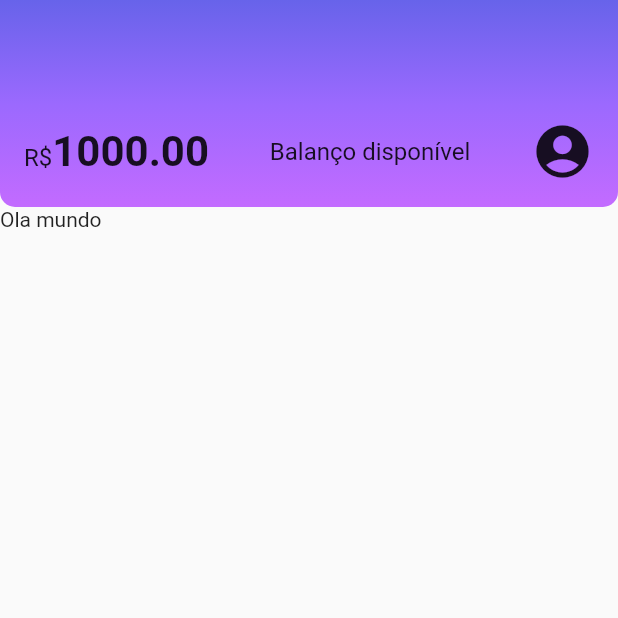
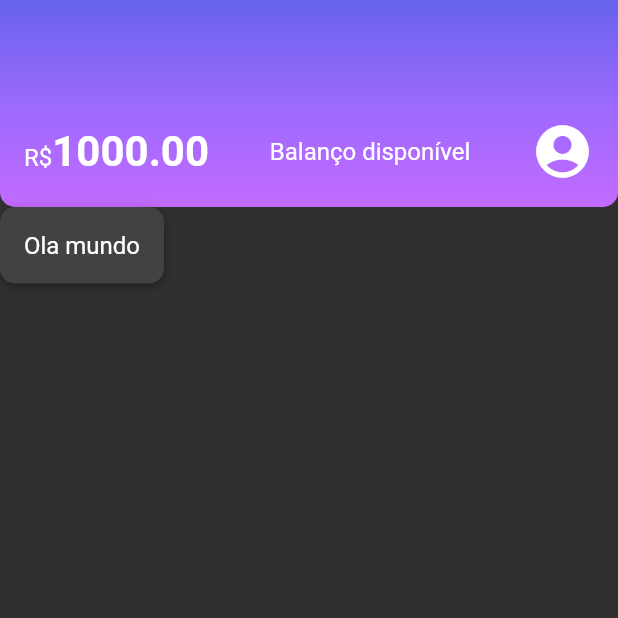
Before and after one commit to MarinaldoF/Flutter_Estilizando_Reproduzindo_Layouts, a Flutter app: the screen it shows after launch, on a phone screen of 412 x 824 dp, the top half of it. Run offline on Flutter 3.47's test engine with Material 2 defaults, Android fonts, the phone set to English and light mode, and no system bars.

Commit message:
segundo commit

```diff
--- a/lib/components/box_card.dart
+++ b/lib/components/box_card.dart
@@ -1,6 +1,5 @@
 import 'package:flutter/cupertino.dart';
-import 'package:flutter/src/foundation/key.dart';
-import 'package:flutter/src/widgets/framework.dart';
+import 'package:flutter/material.dart';
 
 class BoxCard extends StatelessWidget {
   final Widget boxContent;
@@ -9,6 +8,12 @@ class BoxCard extends StatelessWidget {
   @override
   Widget build(BuildContext context) {
     return Container(
+      padding: const EdgeInsets.all(16),
+      decoration: BoxDecoration(
+        boxShadow: kElevationToShadow[3],
+        borderRadius: BorderRadius.circular(10),
+        color: Theme.of(context).cardColor,
+      ),
       child: boxContent,
     );
   }
--- a/lib/components/sections/header.dart
+++ b/lib/components/sections/header.dart
@@ -1,3 +1,4 @@
+import 'package:alura_estilizando_reproduzindo_layouts/themes/theme_colors.dart';
 import 'package:flutter/material.dart';
 
 class Header extends StatelessWidget {
@@ -6,26 +7,26 @@ class Header extends StatelessWidget {
   @override
   Widget build(BuildContext context) {
     return Container(
+      //estilizando container
       decoration: const BoxDecoration(
         gradient: LinearGradient(
           begin: Alignment.topCenter,
           end: Alignment.bottomCenter,
-          colors: <Color>[
-            Color.fromRGBO(103, 99, 234, 1.0),
-            Color.fromRGBO(155, 105, 254, 1.0),
-            Color.fromRGBO(195, 107, 255, 1.0),
-          ],
+          colors: ThemeColors.headerGradient,
         ),
         borderRadius: BorderRadius.vertical(
           bottom: Radius.circular(10),
         ),
       ),
-      child: Padding(
+
+      child:
+          //colocando espaço entre a linha
+          Padding(
         //padding tamanho da esquerda para direita
         padding: const EdgeInsets.fromLTRB(16.0, 80.0, 16.0, 16.0),
         child: Row(
           mainAxisAlignment: MainAxisAlignment.spaceBetween,
-          children: const [
+          children: [
             /*  Text(
               'R\$1000.00',
               style: TextStyle(fontSize: 28, fontWeight: FontWeight.bold),
@@ -33,20 +34,16 @@ class Header extends StatelessWidget {
             Text.rich(
               TextSpan(
                 text: 'R\$',
-                style: TextStyle(fontSize: 16),
                 children: <TextSpan>[
                   TextSpan(
                     text: '1000.00',
-                    style: TextStyle(fontSize: 28, fontWeight: FontWeight.bold),
+                    style: Theme.of(context).textTheme.bodyLarge,
                   ),
                 ],
               ),
             ),
-            Text(
-              "Balanço disponível",
-              style: TextStyle(fontSize: 16),
-            ),
-            Icon(
+            const Text("Balanço disponível"),
+            const Icon(
               Icons.account_circle,
               size: 42,
             ),
--- a/lib/main.dart
+++ b/lib/main.dart
@@ -1,4 +1,5 @@
 import 'package:alura_estilizando_reproduzindo_layouts/screens/home.dart';
+import 'package:alura_estilizando_reproduzindo_layouts/themes/my_themes.dart';
 import 'package:flutter/material.dart';
 
 void main() {
@@ -12,10 +13,11 @@ class Alubank extends StatelessWidget {
 
   @override
   Widget build(BuildContext context) {
-    return const MaterialApp(
+    return MaterialApp(
       debugShowCheckedModeBanner: false,
       title: 'Alubank',
-      home: Home(),
+      theme: MyTheme,
+      home: const Home(),
     );
   }
 }
--- /dev/null
+++ b/lib/themes/my_themes.dart
@@ -0,0 +1,19 @@
+import 'package:alura_estilizando_reproduzindo_layouts/themes/theme_colors.dart';
+import 'package:flutter/material.dart';
+
+ThemeData MyTheme = ThemeData(
+  primarySwatch: ThemeColors.primaryColor,
+  primaryColor: ThemeColors.primaryColor,
+  brightness: Brightness.dark,
+
+  //os textos por padrão herda do bodyMedium, então o que for definido aqui vai para todos
+  textTheme: const TextTheme(
+    //principal, pega por padrão
+    bodyMedium: TextStyle(fontSize: 16),
+    //secundária, tem que especificar caminho
+    bodyLarge: TextStyle(
+      fontSize: 28,
+      fontWeight: FontWeight.bold,
+    ),
+  ),
+);
--- /dev/null
+++ b/lib/themes/theme_colors.dart
@@ -0,0 +1,10 @@
+import 'package:flutter/material.dart';
+
+class ThemeColors {
+  static const MaterialColor primaryColor = Colors.purple;
+  static const List<Color> headerGradient = [
+    Color.fromRGBO(103, 99, 234, 1.0),
+    Color.fromRGBO(155, 105, 254, 1.0),
+    Color.fromRGBO(195, 107, 255, 1.0),
+  ];
+}
```
